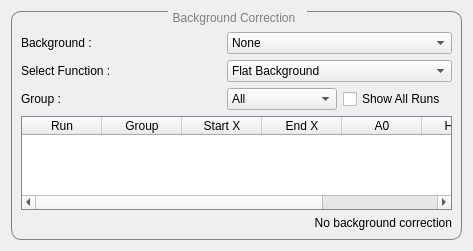
Qt form scripts/Muon/GUI/Common/corrections_tab_widget/background_corrections_view.ui (mantidproject/mantid) before a commit.
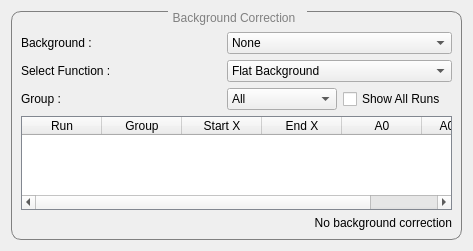
The same form after that commit.

Commit message: Refs #31816. Show A0 Error in table.

```diff
--- a/scripts/Muon/GUI/Common/corrections_tab_widget/background_corrections_view.ui
+++ b/scripts/Muon/GUI/Common/corrections_tab_widget/background_corrections_view.ui
@@ -179,12 +179,7 @@
         </column>
         <column>
          <property name="text">
-          <string>Height</string>
-         </property>
-        </column>
-        <column>
-         <property name="text">
-          <string>Lifetime</string>
+          <string>A0 Error</string>
          </property>
         </column>
        </widget>
```
The commit also changes 4 other files.
